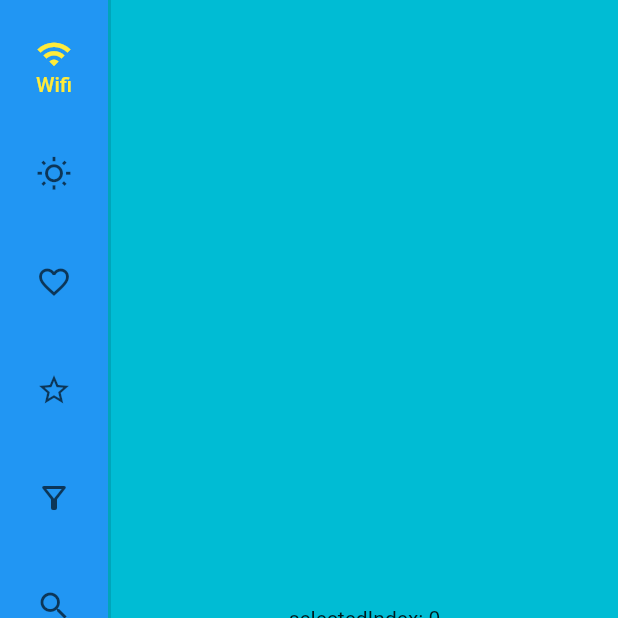
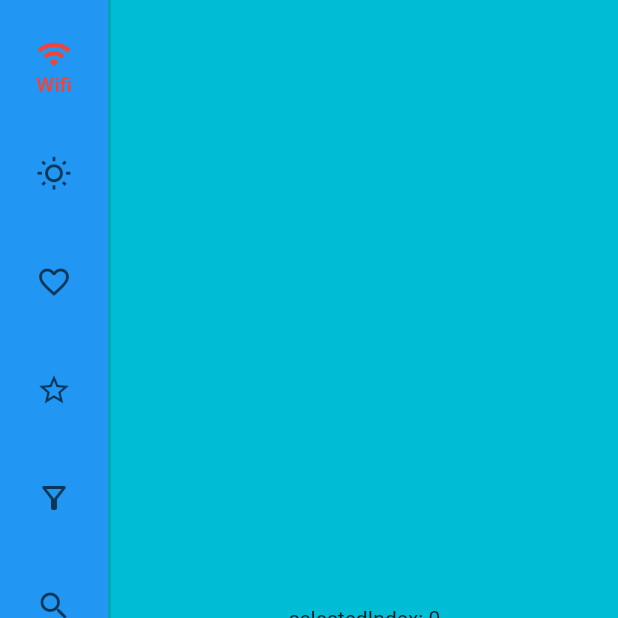
Before and after one commit to absshohags/hasanm, a Flutter app: the screen it shows after launch, on a phone screen of 412 x 824 dp, the top half of it. Run offline on Flutter 3.47's test engine with Material 2 defaults, Android fonts, the phone set to English and light mode, and no system bars.

Commit message:
secondt commit

```diff
--- a/myapps/lib/main.dart
+++ b/myapps/lib/main.dart
@@ -13,9 +13,11 @@ class MyApp extends StatelessWidget {
     return MaterialApp(
       title: "Flutter Demu",
       theme: ThemeData(
-        primarySwatch: Colors.yellow,
+        // jhghgfhgf f hgfghfhgf
+        primarySwatch: Colors.red,
       ),
       home: const NavigationRails(),
     );
   }
+  // ghjghjgjhghfgfd  gjgjgjg
 }
```
